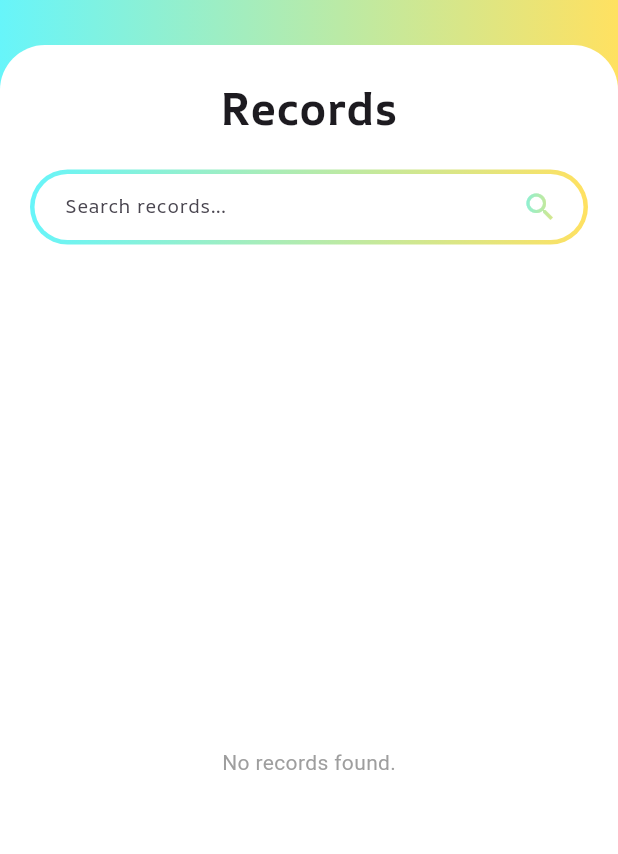
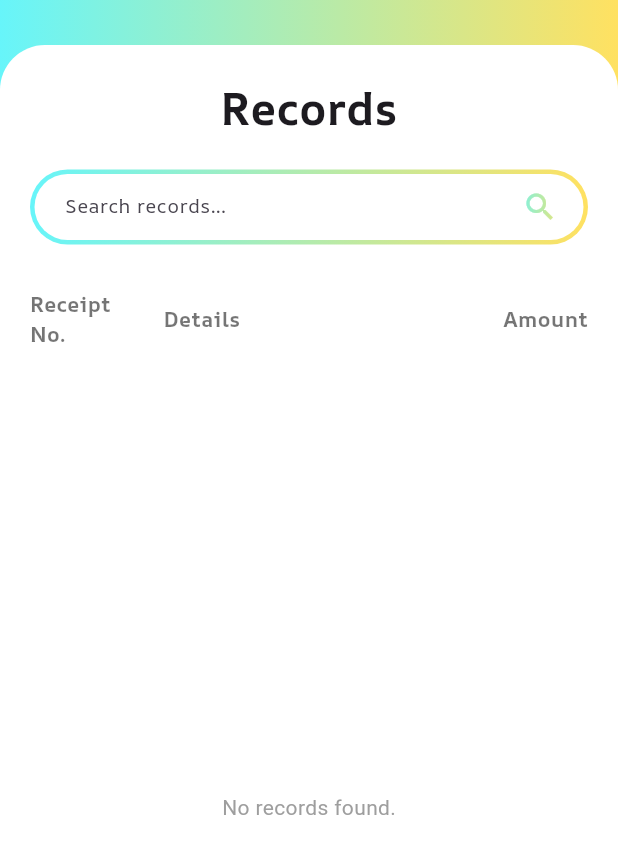
Before and after one commit to madgallego/TRACER, a Flutter app: the RecordsScreen screen opened directly, on a phone screen of 412 x 824 dp. Shown: the top 854 px of the screen. Run offline on Flutter 3.47's test engine with Material 3 defaults, Android fonts, the phone set to English and light mode, and no system bars; our stand-ins replace camera, envied, image_picker, native_device_orientation, supabase_flutter; missing offline and left inert: google_mlkit_text_recognition, number_to_words_english; accounts and stored records are empty; generated files the repository leaves out were written again.

Commit message:
add column for the record list

```diff
--- a/lib/screens/records_screen.dart
+++ b/lib/screens/records_screen.dart
@@ -66,9 +66,10 @@ class _RecordsScreenState extends State<RecordsScreen> {
           ? "${record.foMiddleInitial}.".toLowerCase()
           : "";
         final foLastName = record.foLastName?.toLowerCase() ?? '';
+        final foName = "$foFirstName $foMiddleInitial $foLastName".trim();
         return title.contains(query) || id.contains(query) ||
             foFirstName.contains(query) || foMiddleInitial.contains(query) ||
-            foLastName.contains(query);
+            foLastName.contains(query) || foName.contains(query);
       }).toList();
     });
   }
@@ -173,7 +174,60 @@ class _RecordsScreenState extends State<RecordsScreen> {
                           ),
                         ),
 
-                        const SizedBox(height: 30),
+                        const SizedBox(height: 20),
+
+                        // Column header
+                        Padding(
+                          padding: EdgeInsets.symmetric(horizontal: 0, vertical: 10.0),
+                          child: Row(
+                            children: [
+                              SizedBox(
+                                width: 80,
+                                child: Text(
+                                  "Receipt No.",
+                                  style: TextStyle(
+                                    fontFamily: "AROneSans",
+                                    fontWeight: FontWeight.bold,
+                                    fontSize: 14,
+                                    color: Colors.black54,
+                                  ),
+                                ),
+                              ),
+                              Expanded(
+                                flex: 3,
+                                child: Padding(
+                                  padding: const EdgeInsets.symmetric(vertical: 0.0, horizontal: 9.0),
+                                  child: Text(
+                                    "Details",
+                                    style: TextStyle(
+                                      fontFamily: "AROneSans",
+                                      fontWeight: FontWeight.bold,
+                                      fontSize: 14,
+                                      color: Colors.black54,
+                                    ),
+                                  ),
+                                ),
+                              ),
+                              Expanded(
+                                flex: 1,
+                                child: Align(
+                                  alignment: Alignment.centerRight,
+                                  child: Text(
+                                    "Amount",
+                                    style: TextStyle(
+                                      fontFamily: "AROneSans",
+                                      fontWeight: FontWeight.bold,
+                                      fontSize: 14,
+                                      color: Colors.black54,
+                                    ),
+                                  ),
+                                ),
+                              ),
+                            ],
+                          ),
+                        ),
+
+                        const SizedBox(height: 10),
 
                         // Records list
                         Expanded(
@@ -298,6 +352,7 @@ class _RecordsScreenState extends State<RecordsScreen> {
                     "Php ${record.transactAmount}",
                     style: const TextStyle(
                       fontFamily: "AROneSans",
+                      fontSize: 12,
                       fontWeight: FontWeight.bold,
                       color: Colors.black87
                     ),
```
